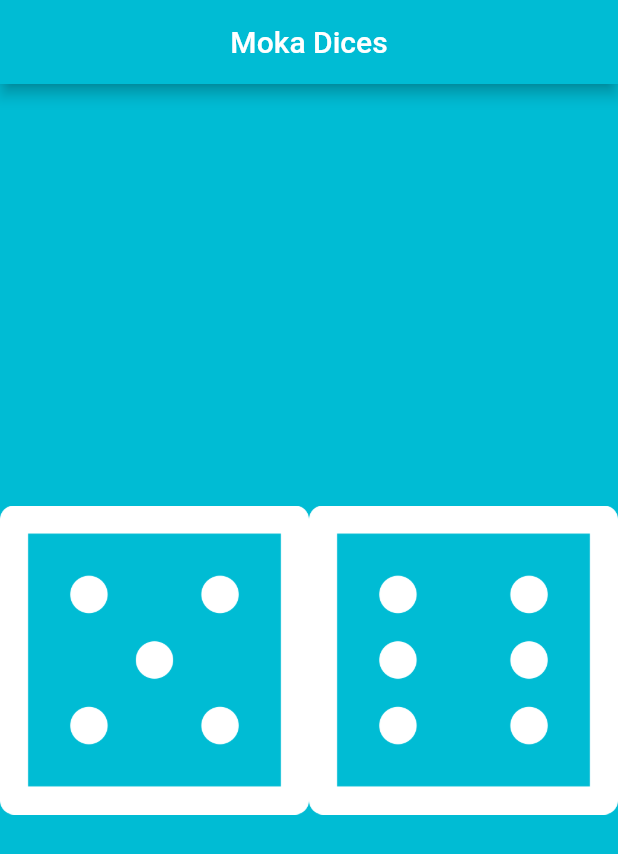
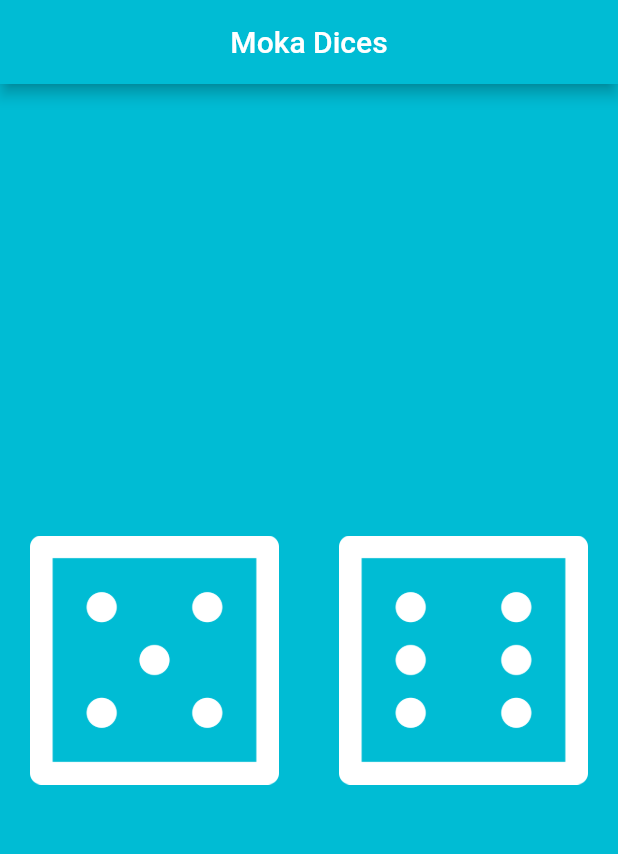
Before and after one commit to m-o-k-a/moka_dices, a Flutter app: the screen it shows after launch, on a phone screen of 412 x 824 dp. Shown: the top 854 px of the screen. Run offline on Flutter 3.47's test engine with Material 2 defaults, Android fonts, the phone set to English and light mode, and no system bars.

Commit message:
start the dice amount system

```diff
--- a/lib/main.dart
+++ b/lib/main.dart
@@ -1,7 +1,9 @@
+import 'package:flutter/cupertino.dart';
 import 'package:flutter/material.dart';
 import 'dart:math';
 
 var random = new Random();
+var dicesAmount = 0;
 
 void main() {
   return runApp(
@@ -19,17 +21,23 @@ void main() {
 class DicePage extends StatelessWidget {
   @override
   Widget build(BuildContext context) {
+    dicesAmount = 2;
     return Center(
-        child: Row(
-      children: <Widget>[
-        Expanded(
-          child: Image(image: AssetImage("assets/images/dice"+getRandomValue()+".png"),),
-        ),
-        Expanded(
-          child: Image(image: AssetImage("assets/images/dice"+getRandomValue()+".png"),),
-        ),
-      ],
-    ),
+      child: Row(
+        mainAxisAlignment: MainAxisAlignment.center,
+        children: <Widget>[
+          if(dicesAmount == 0)
+            Text("Select A Dice Amount To Start.",textAlign: TextAlign.center, style: TextStyle(fontSize: 24, color: Colors.white)),
+          if(dicesAmount >= 1)
+            Expanded(child: Padding(padding: const EdgeInsets.all(20.0),
+                child: Image.asset("assets/images/dice" + getRandomValue() + ".png"),),),
+
+          if(dicesAmount >= 2)
+          Expanded(child: Padding(padding: const EdgeInsets.all(20.0),
+              child: Image.asset("assets/images/dice"+getRandomValue()+".png"),),),
+
+        ],
+      ),
     );
   }
 }
```
